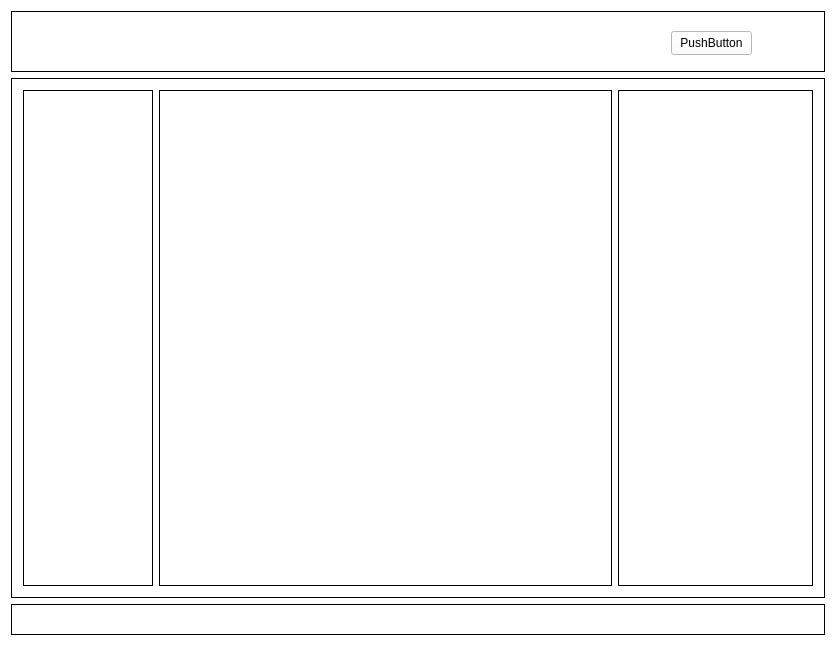
cj1106620946/fuduji_plc_ai, file ConsoleApplication1/qtmain.ui: the form before one commit.
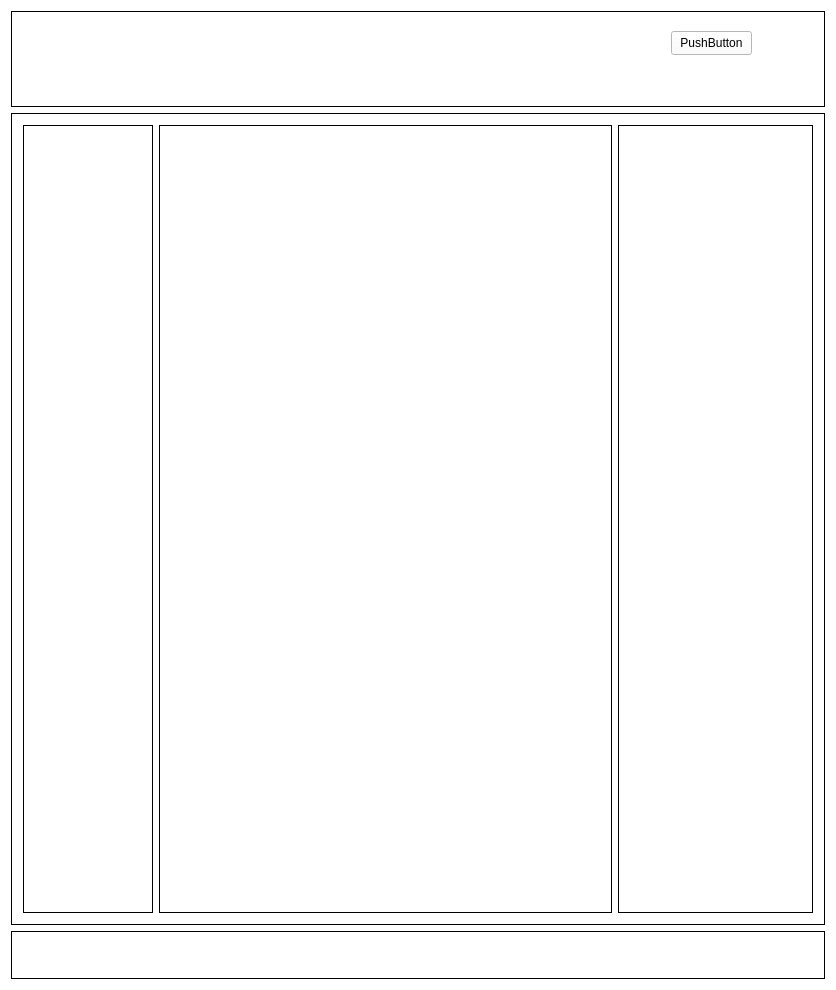
The form after the commit.

```diff
--- a/ConsoleApplication1/qtmain.ui
+++ b/ConsoleApplication1/qtmain.ui
@@ -7,7 +7,7 @@
     <x>0</x>
     <y>0</y>
     <width>836</width>
-    <height>646</height>
+    <height>990</height>
    </rect>
   </property>
   <property name="palette">
@@ -510,7 +510,7 @@
      </property>
      <layout class="QHBoxLayout" name="horizontalLayout" stretch="2,7,3">
       <item>
-       <widget class="QFrame" name="frame">
+       <widget class="QFrame" name="navpanel">
         <property name="frameShape">
          <enum>QFrame::Shape::Box</enum>
         </property>
```
